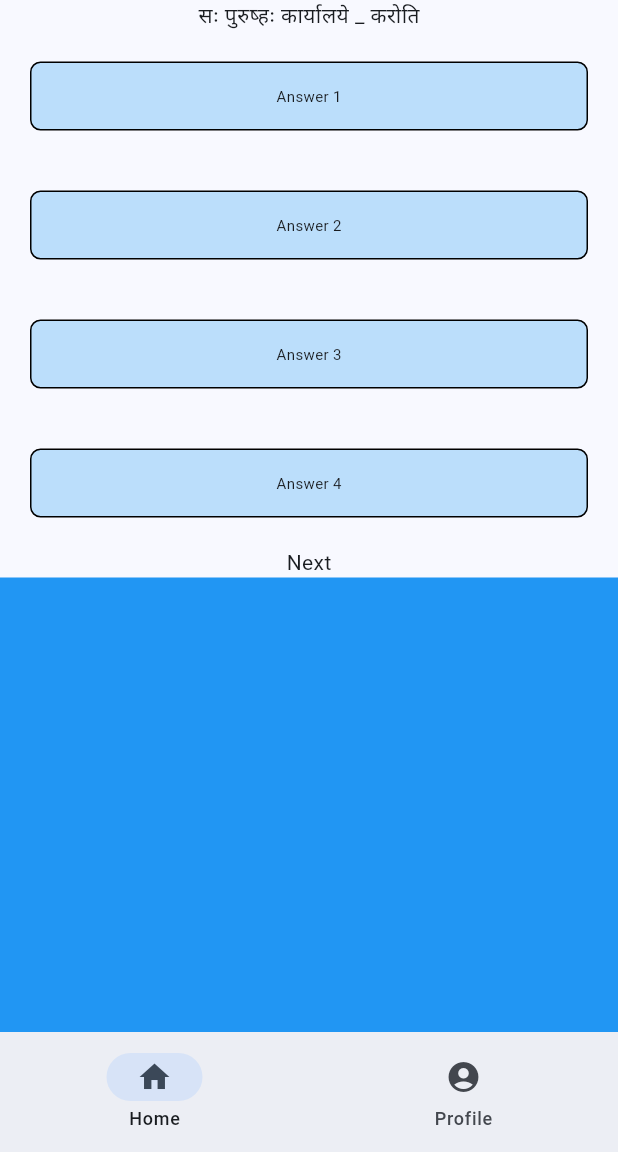
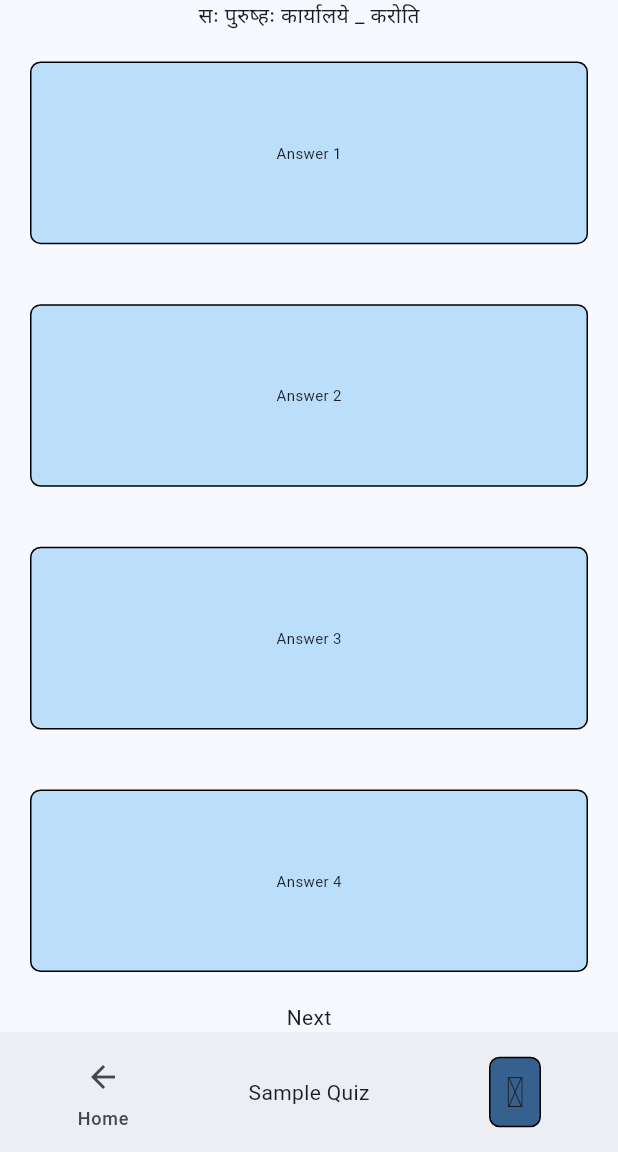
Before and after one commit to JishnuM5/5MinuteSanskrit, a Flutter app: the screen it shows after launch, after a tap on "Sample Quiz", on a phone screen of 412 x 824 dp, the part 84-1236 px from its top. Run offline on Flutter 3.47's test engine with Material 3 defaults, Android fonts, the phone set to English and light mode, and no system bars.

Commit message:
QuizBar for the QuizPage

```diff
--- a/lib/main.dart
+++ b/lib/main.dart
@@ -1,5 +1,4 @@
 import 'package:flutter/material.dart';
-import 'package:flutter/widgets.dart';
 import 'package:provider/provider.dart';
 
 void main() {
@@ -52,15 +51,29 @@ class _MyHomePageState extends State<MyHomePage> {
   Widget build(BuildContext context) {
     var appState = context.watch<MyAppState>();
     Widget page;
+    Widget appBar;
     switch (appState._pageIndex) {
       case 0:
         page = const MainPage();
+        appBar = NavBar(
+          appState: appState,
+          navBarIndex: 0,
+        );
+
         break;
       case 1:
         page = const Placeholder();
+        appBar = NavBar(
+          appState: appState,
+          navBarIndex: 1,
+        );
         break;
       case 2:
         page = const QuizPage();
+        appBar = QuizBar(
+          appState: appState,
+          navBarIndex: 1,
+        );
       default:
         throw UnimplementedError();
     }
@@ -112,11 +125,27 @@ class _MyHomePageState extends State<MyHomePage> {
         ],
       ),
       // The bottom navigation bar of the app
-      bottomNavigationBar: NavigationBar(
+      bottomNavigationBar: appBar,
+      // The body of the app
+      body: page,
+    );
+  }
+}
+
+class NavBar extends StatelessWidget {
+  const NavBar({super.key, required this.appState, required this.navBarIndex});
+
+  final MyAppState appState;
+  final int navBarIndex;
+
+  @override
+  Widget build(BuildContext context) {
+    return NavigationBar(
       //This method is passed as a callback function, so parameter is implicit
       //Still, I'm explicitly calling it here with a lambda function for comprehensibility
       // I also don't need a currentIndex property because I don't need to access it.
       onDestinationSelected: (int index) => appState._onItemTapped(index),
+      selectedIndex: navBarIndex,
       destinations: const <Widget>[
         NavigationDestination(
           icon: Icon(Icons.home),
@@ -127,9 +156,50 @@ class _MyHomePageState extends State<MyHomePage> {
           label: 'Profile',
         ),
       ],
+    );
+  }
+}
+
+class QuizBar extends StatelessWidget {
+  const QuizBar({
+    super.key,
+    required this.appState,
+    required this.navBarIndex,
+  });
+
+  final MyAppState appState;
+  final int navBarIndex;
+
+  @override
+  Widget build(BuildContext context) {
+    return NavigationBar(
+      selectedIndex: navBarIndex,
+      onDestinationSelected: (int index) => appState._onItemTapped(index),
+      //indicatorColor: Colors.transparent,
+      destinations: <Widget>[
+        const NavigationDestination(
+          icon: Icon(Icons.arrow_back),
+          label: 'Home',
         ),
-      // The body of the app
-      body: page,
+        const Center(child: Text('Sample Quiz')),
+        Center(
+          child: Container(
+            padding: const EdgeInsets.fromLTRB(10, 2.5, 10, 2.5),
+            decoration: BoxDecoration(
+              border: Border.all(
+                color: Colors.black,
+              ),
+              borderRadius: const BorderRadius.all(Radius.circular(7)),
+              color: Theme.of(context).primaryColor,
+            ),
+            child: Text(
+              '⅕',
+              style:
+                  DefaultTextStyle.of(context).style.apply(fontSizeFactor: 2.0),
+            ),
+          ),
+        )
+      ],
     );
   }
 }
@@ -214,19 +284,16 @@ class _QuizPageState extends State<QuizPage> {
             constraints: BoxConstraints(
                 minWidth: constraints.maxWidth,
                 minHeight: constraints.maxHeight),
-            child: IntrinsicHeight(
+            child: const IntrinsicHeight(
               child: Column(
                 mainAxisSize: MainAxisSize.max,
                 children: [
-                  const Text('सः पुरुष्हः कार्यालये _ करोति'),
-                  Expanded(child: const AnswerTile(option: 'Answer 1')),
-                  Expanded(child: const AnswerTile(option: 'Answer 2')),
-                  Expanded(child: const AnswerTile(option: 'Answer 3')),
-                  Expanded(child: const AnswerTile(option: 'Answer 4')),
-                  const Text('Next'),
-                  Container(
-                      height: 500,
-                      decoration: const BoxDecoration(color: Colors.blue))
+                  Text('सः पुरुष्हः कार्यालये _ करोति'),
+                  Expanded(child: AnswerTile(option: 'Answer 1')),
+                  Expanded(child: AnswerTile(option: 'Answer 2')),
+                  Expanded(child: AnswerTile(option: 'Answer 3')),
+                  Expanded(child: AnswerTile(option: 'Answer 4')),
+                  Text('Next'),
                 ],
               ),
             ),
```
Lines whose indentation alone changed are shown as unchanged.
